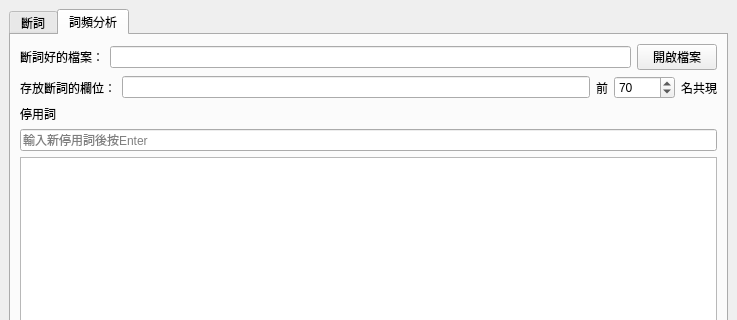
Qt form UI.ui (yui1227/WordProcessingPy) before a commit; both pictures show x 0 to 737 and y 0 to 320 of the 737 by 539 pixel window.
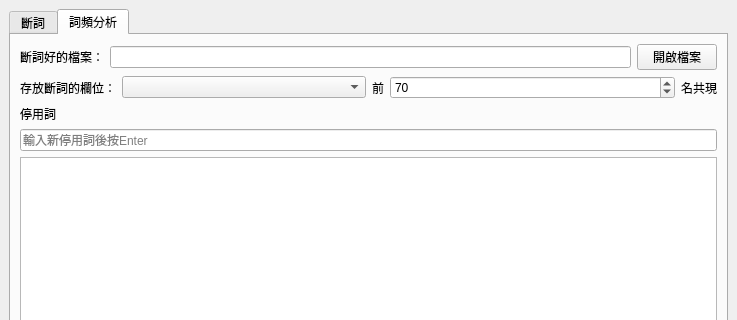
The same form after that commit. The open tabs and pages were chosen to show the change.

```diff
--- a/UI.ui
+++ b/UI.ui
@@ -240,7 +240,14 @@
              </widget>
             </item>
             <item>
-             <widget class="QLineEdit" name="txtCKIPDataColumn"/>
+             <widget class="QComboBox" name="cmbCKIPDataColumn">
+              <property name="sizePolicy">
+               <sizepolicy hsizetype="Expanding" vsizetype="Fixed">
+                <horstretch>0</horstretch>
+                <verstretch>0</verstretch>
+               </sizepolicy>
+              </property>
+             </widget>
             </item>
            </layout>
           </item>
@@ -255,6 +262,12 @@
             </item>
             <item>
              <widget class="QSpinBox" name="sbTopWordCount">
+              <property name="sizePolicy">
+               <sizepolicy hsizetype="Expanding" vsizetype="Fixed">
+                <horstretch>0</horstretch>
+                <verstretch>0</verstretch>
+               </sizepolicy>
+              </property>
               <property name="minimum">
                <number>1</number>
               </property>
```
